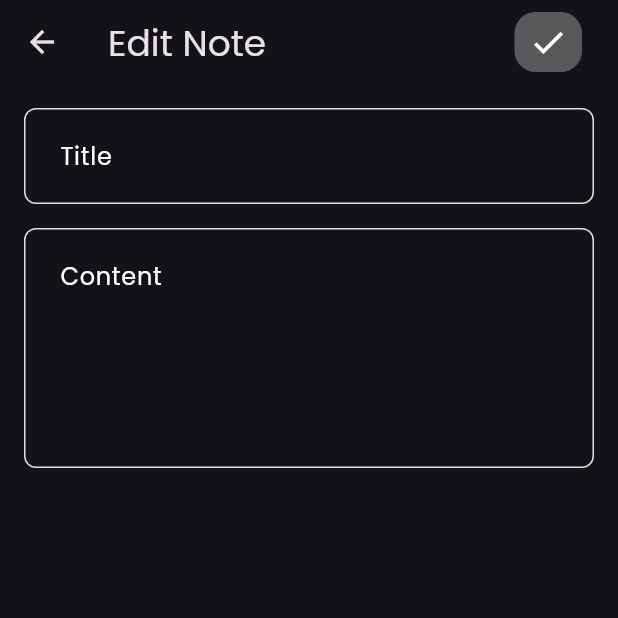
After one commit to asmaaHasbo/note_app, a Flutter app: the screen it shows after launch, after a tap on "Flutter tip", on a phone screen of 412 x 824 dp, the top half of it. The commit adds this screen. Run offline on Flutter 3.47's test engine with Material 3 defaults, Android fonts, the phone set to English and light mode, and no system bars; our stand-ins replace google_fonts.

Commit message:
create edit screen

```diff
--- /dev/null
+++ b/lib/core/shared_widgets/custom_app_bar.dart
@@ -0,0 +1,14 @@
+import 'package:flutter/material.dart';
+import 'package:touko/core/shared_widgets/custom_docra_icon.dart';
+
+PreferredSizeWidget customAppBar({required title , required IconData iconName }) {
+  return AppBar(
+    title: Text(
+      title,
+      style: const TextStyle(fontSize: 24),
+    ),
+    actions: [
+      customAppBarIcon(iconName: iconName ),
+    ],
+  );
+}
--- a/lib/features/home_screen/widgets/search_icon.dart
+++ b/lib/core/shared_widgets/custom_docra_icon.dart
@@ -1,6 +1,6 @@
 import 'package:flutter/material.dart';
 
-Padding searchIcon() {
+Padding customAppBarIcon({required IconData iconName}) {
   return Padding(
     padding: const EdgeInsets.only(right: 16.0),
     child: IconButton(
@@ -11,9 +11,9 @@ Padding searchIcon() {
         decoration: BoxDecoration(
             borderRadius: BorderRadius.circular(14),
             color: Colors.grey.withOpacity(.5)),
-        child: const Center(
+        child: Center(
           child: Icon(
-            Icons.search,
+            iconName,
             color: Colors.white,
             size: 26,
           ),
--- a/lib/features/home_screen/widgets/custom_text_filed.dart
+++ b/lib/core/shared_widgets/custom_text_filed.dart
@@ -1,6 +1,6 @@
 import 'package:flutter/material.dart';
 
-import 'build_outline_border.dart';
+import '../../features/home_screen/widgets/build_outline_border.dart';
 class CustomTextFiled extends StatelessWidget {
   const CustomTextFiled({
     super.key,
--- /dev/null
+++ b/lib/features/edit_screen/edit_screen.dart
@@ -0,0 +1,16 @@
+import 'package:flutter/material.dart';
+import 'package:touko/core/shared_widgets/custom_app_bar.dart';
+import 'package:touko/features/edit_screen/widgets/edit_body.dart';
+
+class EditScreen extends StatelessWidget {
+  const EditScreen({super.key});
+
+  @override
+  Widget build(BuildContext context) {
+    return Scaffold(
+      appBar:
+          customAppBar(title: 'Edit Note', iconName:Icons.check),
+      body: const EditBody(),
+    );
+  }
+}
--- /dev/null
+++ b/lib/features/edit_screen/widgets/edit_body.dart
@@ -0,0 +1,18 @@
+import 'package:flutter/material.dart';
+import 'package:touko/core/shared_widgets/custom_text_filed.dart';
+class EditBody extends StatelessWidget {
+  const EditBody({super.key});
+
+  @override
+  Widget build(BuildContext context) {
+    return const Padding(
+      padding: EdgeInsets.all(16.0),
+      child: Column(
+        children: [
+          CustomTextFiled(hint:'Title'),
+          CustomTextFiled(hint:'Content' , maxLines: 5,),
+        ],
+      ),
+    );
+  }
+}
--- a/lib/features/home_screen/home_screen.dart
+++ b/lib/features/home_screen/home_screen.dart
@@ -1,5 +1,5 @@
 import 'package:flutter/material.dart';
-import 'package:touko/features/home_screen/widgets/custom_app_bar.dart';
+import 'package:touko/core/shared_widgets/custom_app_bar.dart';
 import 'package:touko/features/home_screen/widgets/custom_floating_button.dart';
 import 'package:touko/features/home_screen/widgets/home_body.dart';
 
@@ -9,7 +9,7 @@ class HomeScreen extends StatelessWidget {
   @override
   Widget build(BuildContext context) {
     return Scaffold(
-      appBar: customAppBar(),
+      appBar: customAppBar(title: 'Notes', iconName: Icons.search),
       floatingActionButton: const CustomFloatingButton(),
       body: const HomeBody(),
 
--- a/lib/features/home_screen/widgets/add_note_bottom_sheet.dart
+++ b/lib/features/home_screen/widgets/add_note_bottom_sheet.dart
@@ -1,6 +1,6 @@
 import 'package:flutter/material.dart';
 import 'custom_elevated_button.dart';
-import 'custom_text_filed.dart';
+import '../../../core/shared_widgets/custom_text_filed.dart';
 class AddNoteBottomSheet extends StatelessWidget {
   const AddNoteBottomSheet({
     super.key,
--- a/lib/features/home_screen/widgets/build_note_item.dart
+++ b/lib/features/home_screen/widgets/build_note_item.dart
@@ -1,4 +1,5 @@
 import 'package:flutter/material.dart';
+import 'package:touko/features/edit_screen/edit_screen.dart';
 import 'package:touko/features/home_screen/widgets/delete_icon.dart';
 import 'package:touko/features/home_screen/widgets/note_description.dart';
 import 'package:touko/features/home_screen/widgets/note_time.dart';
@@ -9,27 +10,37 @@ class BuildNoteItem extends StatelessWidget {
 
   @override
   Widget build(BuildContext context) {
-    return Padding(
+    return GestureDetector(
+      onTap: () {
+        Navigator.push(
+            context,
+            MaterialPageRoute(
+              builder: (context) => const EditScreen(),
+            ));
+      },
+      child: Padding(
         padding: const EdgeInsets.only(bottom: 10.0),
         child: Container(
-        padding: const EdgeInsets.only(top: 20 , bottom: 25 , left: 20 , right: 15),
+          padding:
+              const EdgeInsets.only(top: 20, bottom: 25, left: 20, right: 15),
           decoration: BoxDecoration(
             color: const Color(0xffffcc80),
             borderRadius: BorderRadius.circular(16),
           ),
-        child:  const Column(
+          child: const Column(
             crossAxisAlignment: CrossAxisAlignment.end,
             children: [
               ListTile(
                 contentPadding: EdgeInsets.all(0),
                 title: NoteTitle(),
                 subtitle: NoteDescription(),
-              trailing:DeleteIcon(),
+                trailing: DeleteIcon(),
               ),
               NoteTime(),
             ],
           ),
         ),
+      ),
     );
   }
 }
--- a/lib/features/home_screen/widgets/custom_app_bar.dart
+++ /dev/null
@@ -1,16 +0,0 @@
-import 'package:flutter/material.dart';
-import 'package:touko/features/home_screen/widgets/search_icon.dart';
-
-PreferredSizeWidget customAppBar(){
-  return  AppBar(
-    title: const Text(
-      'Notes',
-      style: TextStyle(fontSize: 24),
-    ),
-    actions: [
-     searchIcon(),
-    ],
-  );
-
-
-}
```
Lines whose indentation alone changed are shown as unchanged.
